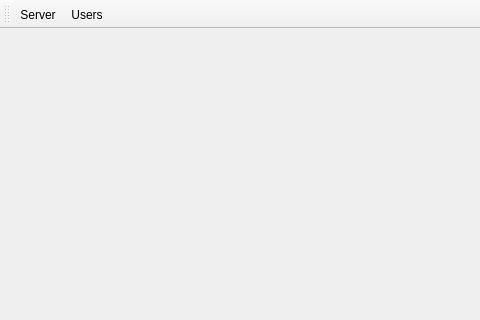
The window that CogWheelManager/cogwheelmanagermain.ui (clockworkengineer/CogWheel) describes before a commit, drawn with Qt 5; both pictures show x 0 to 480 and y 0 to 320 of the 766 by 602 pixel window.
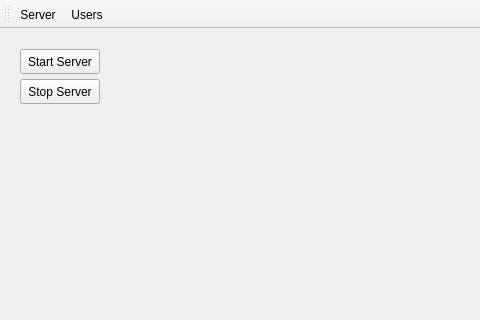
The same window after the commit.

Commit message: Addition of CogWheelManager/Controller to enable communication between server and manager UI. Initial version.

```diff
--- a/CogWheelManager/cogwheelmanagermain.ui
+++ b/CogWheelManager/cogwheelmanagermain.ui
@@ -13,7 +13,34 @@
   <property name="windowTitle">
    <string>CogWheel Server Manager</string>
   </property>
-  <widget class="QWidget" name="centralWidget"/>
+  <widget class="QWidget" name="centralWidget">
+   <widget class="QPushButton" name="pushButton">
+    <property name="geometry">
+     <rect>
+      <x>20</x>
+      <y>20</y>
+      <width>80</width>
+      <height>25</height>
+     </rect>
+    </property>
+    <property name="text">
+     <string>Start Server</string>
+    </property>
+   </widget>
+   <widget class="QPushButton" name="pushButton_2">
+    <property name="geometry">
+     <rect>
+      <x>20</x>
+      <y>50</y>
+      <width>80</width>
+      <height>25</height>
+     </rect>
+    </property>
+    <property name="text">
+     <string>Stop Server</string>
+    </property>
+   </widget>
+  </widget>
   <widget class="QToolBar" name="mainToolBar">
    <attribute name="toolBarArea">
     <enum>TopToolBarArea</enum>
```
The commit also changes 13 other files.
